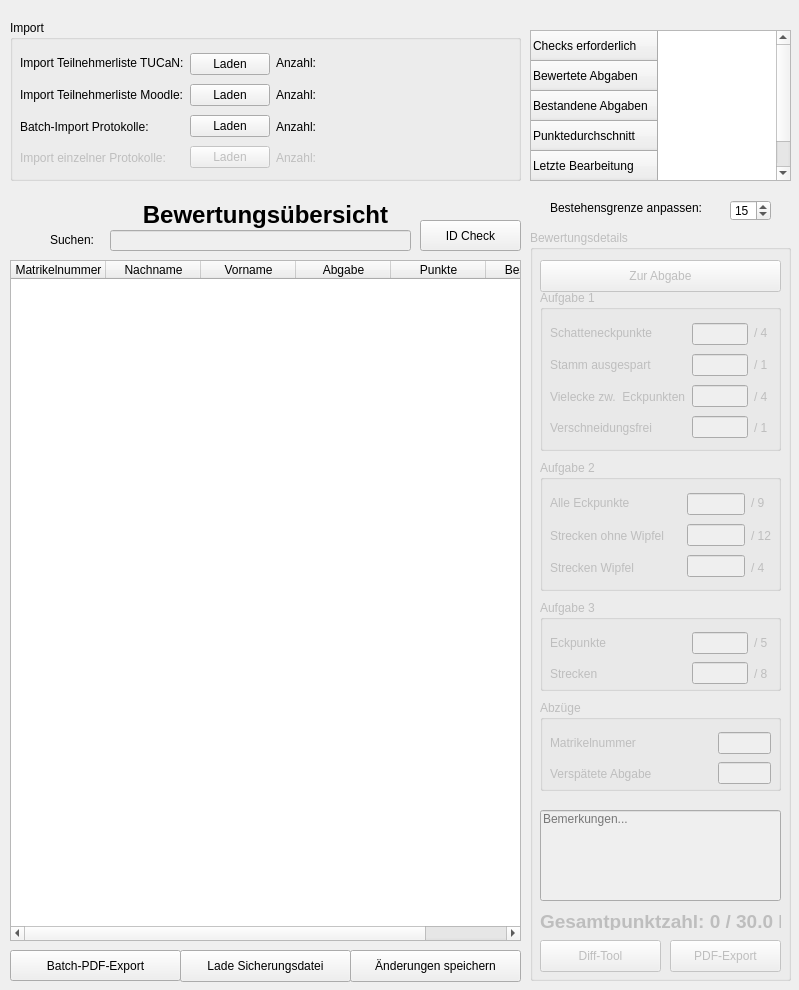
This is gmvtestat.ui in Dimey/IIB_GMV-Testat as Qt 5 draws it before an edit. The edited form follows.
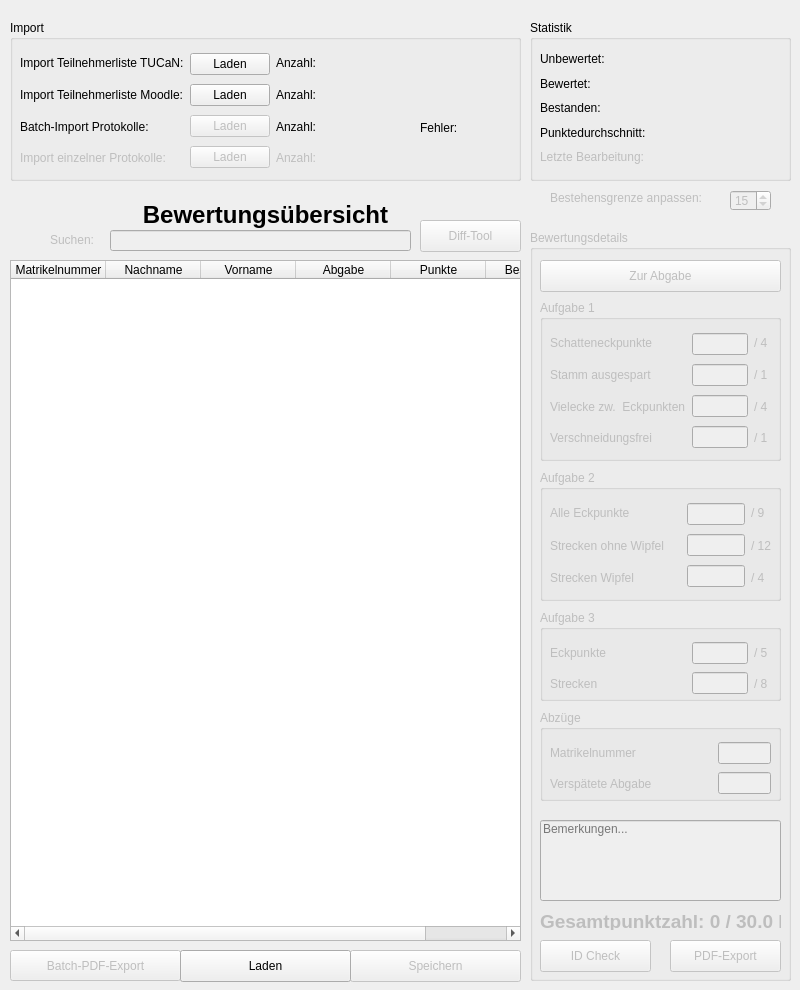
This is the edited form. Icons and pictures are not drawn.

Patch:
```diff
--- a/gmvtestat.ui
+++ b/gmvtestat.ui
@@ -6,7 +6,7 @@
    <rect>
     <x>0</x>
     <y>0</y>
-    <width>799</width>
+    <width>800</width>
     <height>990</height>
    </rect>
   </property>
@@ -89,6 +89,9 @@
     </column>
    </widget>
    <widget class="QPushButton" name="pushButton_8">
+    <property name="enabled">
+     <bool>false</bool>
+    </property>
     <property name="geometry">
      <rect>
       <x>10</x>
@@ -102,6 +105,9 @@
     </property>
    </widget>
    <widget class="QLabel" name="label_5">
+    <property name="enabled">
+     <bool>false</bool>
+    </property>
     <property name="geometry">
      <rect>
       <x>50</x>
@@ -114,7 +120,10 @@
      <string>Suchen:</string>
     </property>
    </widget>
-   <widget class="QPushButton" name="AenderungenSpeichern_btn">
+   <widget class="QPushButton" name="Speichern_btn">
+    <property name="enabled">
+     <bool>false</bool>
+    </property>
     <property name="geometry">
      <rect>
       <x>350</x>
@@ -124,7 +133,7 @@
      </rect>
     </property>
     <property name="text">
-     <string>Änderungen speichern</string>
+     <string>Speichern</string>
     </property>
    </widget>
    <widget class="QPushButton" name="LadeSicherungsDatei_btn">
@@ -137,47 +146,9 @@
      </rect>
     </property>
     <property name="text">
-     <string>Lade Sicherungsdatei</string>
+     <string>Laden</string>
     </property>
    </widget>
-   <widget class="QTableWidget" name="tableWidget">
-    <property name="geometry">
-     <rect>
-      <x>530</x>
-      <y>30</y>
-      <width>261</width>
-      <height>151</height>
-     </rect>
-    </property>
-    <attribute name="horizontalHeaderVisible">
-     <bool>false</bool>
-    </attribute>
-    <row>
-     <property name="text">
-      <string>Checks erforderlich</string>
-     </property>
-    </row>
-    <row>
-     <property name="text">
-      <string>Bewertete Abgaben</string>
-     </property>
-    </row>
-    <row>
-     <property name="text">
-      <string>Bestandene Abgaben</string>
-     </property>
-    </row>
-    <row>
-     <property name="text">
-      <string>Punktedurchschnitt</string>
-     </property>
-    </row>
-    <row>
-     <property name="text">
-      <string>Letzte Bearbeitung</string>
-     </property>
-    </row>
-   </widget>
    <widget class="QLineEdit" name="lineEdit">
     <property name="enabled">
      <bool>false</bool>
@@ -251,24 +222,11 @@
       <string>PDF-Export</string>
      </property>
     </widget>
-    <widget class="QPushButton" name="diffTool_btn">
-     <property name="geometry">
-      <rect>
-       <x>10</x>
-       <y>710</y>
-       <width>121</width>
-       <height>32</height>
-      </rect>
-     </property>
-     <property name="text">
-      <string>Diff-Tool</string>
-     </property>
-    </widget>
     <widget class="QGroupBox" name="groupBox_2">
      <property name="geometry">
       <rect>
        <x>10</x>
-       <y>60</y>
+       <y>70</y>
        <width>241</width>
        <height>161</height>
       </rect>
@@ -389,7 +347,7 @@
      <property name="geometry">
       <rect>
        <x>10</x>
-       <y>230</y>
+       <y>240</y>
        <width>241</width>
        <height>131</height>
       </rect>
@@ -489,7 +447,7 @@
      <property name="geometry">
       <rect>
        <x>10</x>
-       <y>370</y>
+       <y>380</y>
        <width>241</width>
        <height>91</height>
       </rect>
@@ -568,7 +526,7 @@
      <property name="geometry">
       <rect>
        <x>10</x>
-       <y>470</y>
+       <y>480</y>
        <width>241</width>
        <height>91</height>
       </rect>
@@ -632,9 +590,9 @@
      <property name="geometry">
       <rect>
        <x>10</x>
-       <y>580</y>
+       <y>590</y>
        <width>241</width>
-       <height>91</height>
+       <height>81</height>
       </rect>
      </property>
      <property name="alignment">
@@ -644,6 +602,22 @@
       <string>Bemerkungen...</string>
      </property>
     </widget>
+    <widget class="QPushButton" name="idCheck_btn">
+     <property name="enabled">
+      <bool>false</bool>
+     </property>
+     <property name="geometry">
+      <rect>
+       <x>10</x>
+       <y>710</y>
+       <width>111</width>
+       <height>32</height>
+      </rect>
+     </property>
+     <property name="text">
+      <string>ID Check</string>
+     </property>
+    </widget>
    </widget>
    <widget class="QGroupBox" name="groupBox">
     <property name="geometry">
@@ -725,6 +699,9 @@
           </item>
           <item>
            <widget class="QPushButton" name="BatchImportKpLaden_btn">
+            <property name="enabled">
+             <bool>false</bool>
+            </property>
             <property name="text">
              <string>Laden</string>
             </property>
@@ -813,6 +790,32 @@
       </item>
      </layout>
     </widget>
+    <widget class="QLabel" name="label_38">
+     <property name="geometry">
+      <rect>
+       <x>410</x>
+       <y>100</y>
+       <width>51</width>
+       <height>16</height>
+      </rect>
+     </property>
+     <property name="text">
+      <string>Fehler:</string>
+     </property>
+    </widget>
+    <widget class="QLabel" name="fehler_label">
+     <property name="geometry">
+      <rect>
+       <x>460</x>
+       <y>100</y>
+       <width>41</width>
+       <height>16</height>
+      </rect>
+     </property>
+     <property name="text">
+      <string/>
+     </property>
+    </widget>
    </widget>
    <widget class="QLabel" name="label_10">
     <property name="geometry">
@@ -840,10 +843,13 @@
     </property>
    </widget>
    <widget class="QSpinBox" name="grenze_spinBox">
+    <property name="enabled">
+     <bool>false</bool>
+    </property>
     <property name="geometry">
      <rect>
       <x>730</x>
-      <y>200</y>
+      <y>190</y>
       <width>41</width>
       <height>21</height>
      </rect>
@@ -858,11 +864,14 @@
      <number>15</number>
     </property>
    </widget>
-   <widget class="QLabel" name="label_12">
+   <widget class="QLabel" name="grenze_label">
+    <property name="enabled">
+     <bool>false</bool>
+    </property>
     <property name="geometry">
      <rect>
       <x>550</x>
-      <y>200</y>
+      <y>190</y>
       <width>181</width>
       <height>16</height>
      </rect>
@@ -871,19 +880,128 @@
      <string>Bestehensgrenze anpassen:</string>
     </property>
    </widget>
-   <widget class="QPushButton" name="pushButton">
+   <widget class="QPushButton" name="diffTool_btn">
+    <property name="enabled">
+     <bool>false</bool>
+    </property>
     <property name="geometry">
      <rect>
       <x>420</x>
       <y>220</y>
       <width>101</width>
-      <height>31</height>
+      <height>32</height>
      </rect>
     </property>
     <property name="text">
-     <string>ID Check</string>
+     <string>Diff-Tool</string>
     </property>
    </widget>
+   <widget class="QGroupBox" name="groupBox_6">
+    <property name="geometry">
+     <rect>
+      <x>530</x>
+      <y>20</y>
+      <width>261</width>
+      <height>161</height>
+     </rect>
+    </property>
+    <property name="title">
+     <string>Statistik</string>
+    </property>
+    <widget class="QWidget" name="">
+     <property name="geometry">
+      <rect>
+       <x>10</x>
+       <y>30</y>
+       <width>241</width>
+       <height>116</height>
+      </rect>
+     </property>
+     <layout class="QHBoxLayout" name="horizontalLayout_7">
+      <item>
+       <layout class="QVBoxLayout" name="verticalLayout_16">
+        <item>
+         <widget class="QLabel" name="label_37">
+          <property name="text">
+           <string>Unbewertet:</string>
+          </property>
+         </widget>
+        </item>
+        <item>
+         <widget class="QLabel" name="label_28">
+          <property name="text">
+           <string>Bewertet:</string>
+          </property>
+         </widget>
+        </item>
+        <item>
+         <widget class="QLabel" name="label_35">
+          <property name="text">
+           <string>Bestanden:</string>
+          </property>
+         </widget>
+        </item>
+        <item>
+         <widget class="QLabel" name="label_14">
+          <property name="text">
+           <string>Punktedurchschnitt:</string>
+          </property>
+         </widget>
+        </item>
+        <item>
+         <widget class="QLabel" name="label_36">
+          <property name="enabled">
+           <bool>false</bool>
+          </property>
+          <property name="text">
+           <string>Letzte Bearbeitung:</string>
+          </property>
+         </widget>
+        </item>
+       </layout>
+      </item>
+      <item>
+       <layout class="QVBoxLayout" name="verticalLayout_17">
+        <item>
+         <widget class="QLabel" name="unbewertet_label">
+          <property name="text">
+           <string/>
+          </property>
+         </widget>
+        </item>
+        <item>
+         <widget class="QLabel" name="bewertet_label">
+          <property name="text">
+           <string/>
+          </property>
+         </widget>
+        </item>
+        <item>
+         <widget class="QLabel" name="bestanden_label">
+          <property name="text">
+           <string/>
+          </property>
+         </widget>
+        </item>
+        <item>
+         <widget class="QLabel" name="durchschnitt_label">
+          <property name="text">
+           <string/>
+          </property>
+         </widget>
+        </item>
+        <item>
+         <widget class="QLabel" name="zuletztBearbeitet_label">
+          <property name="text">
+           <string/>
+          </property>
+         </widget>
+        </item>
+       </layout>
+      </item>
+     </layout>
+    </widget>
+   </widget>
   </widget>
   <action name="actionHallo">
    <property name="text">
```
Left out of the diff: 2 changed lines with no effect on the pictures.
